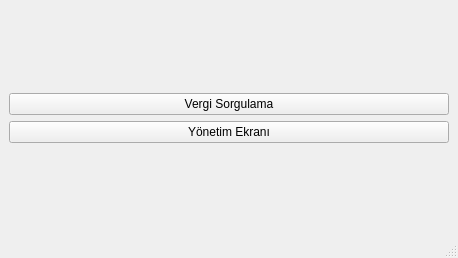
Above: design-files/taxsystem.ui from xaprier/qt-taxing before the change. Below: the same form after it.
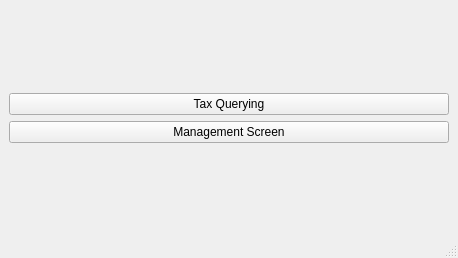
That is the form after the change.

What changed in the file:
```diff
--- a/design-files/taxsystem.ui
+++ b/design-files/taxsystem.ui
@@ -20,14 +20,14 @@
       <item row="0" column="0">
        <widget class="QPushButton" name="inquiryTaxBtn">
         <property name="text">
-         <string>Vergi Sorgulama</string>
+         <string>Tax Querying</string>
         </property>
        </widget>
       </item>
       <item row="1" column="0">
        <widget class="QPushButton" name="managementBtn">
         <property name="text">
-         <string>Yönetim Ekranı</string>
+         <string>Management Screen</string>
         </property>
        </widget>
       </item>
```
